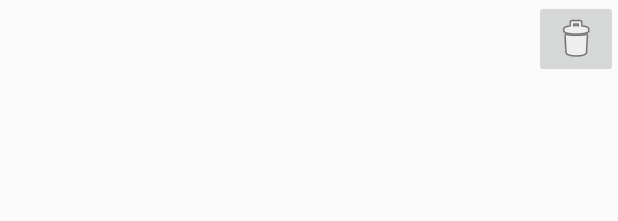
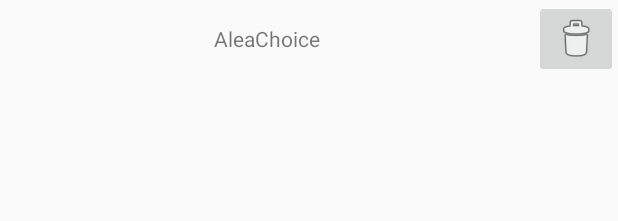
Before and after one commit to Owasana/Aleachoice, an Android app: the layout activity_main.xml on its own in the app's theme, with its tools: preview values and no code run, on a phone screen of 412 x 824 dp. Shown: the top 221 px of the screen. Run offline under Robolectric (Android 15) with nearby library versions, the phone set to English and light mode, and no system bars.

Commit message:
Ajout d'un nouveau titre plus beau

```diff
--- a/app/src/main/res/layout/activity_main.xml
+++ b/app/src/main/res/layout/activity_main.xml
@@ -7,6 +7,19 @@
     android:orientation="vertical"
     tools:context=".MainActivity">
 
+    <LinearLayout
+        android:layout_width="match_parent"
+        android:layout_height="wrap_content"
+        android:orientation="horizontal">
+
+        <TextView
+            android:id="@+id/text_name_app"
+            android:layout_width="0dp"
+            android:layout_height="match_parent"
+            android:layout_weight="1"
+            android:gravity="center"
+            android:text="@string/text_name_app" />
+
         <ImageButton
             android:id="@+id/delete_button"
             android:layout_width="wrap_content"
@@ -15,6 +28,7 @@
             android:contentDescription="@string/delete_button"
             android:scaleType="center"
             app:srcCompat="@android:drawable/ic_menu_delete" />
+    </LinearLayout>
 
     <androidx.recyclerview.widget.RecyclerView
         android:layout_width="match_parent"
--- a/app/src/main/res/values/strings.xml
+++ b/app/src/main/res/values/strings.xml
@@ -3,4 +3,5 @@
     <string name="delete_button">suppression</string>
     <string name="go_button">GO !</string>
     <string name="add_text">Ajouter</string>
+    <string name="text_name_app">AleaChoice</string>
 </resources>
```
Lines whose indentation alone changed are shown as unchanged.
